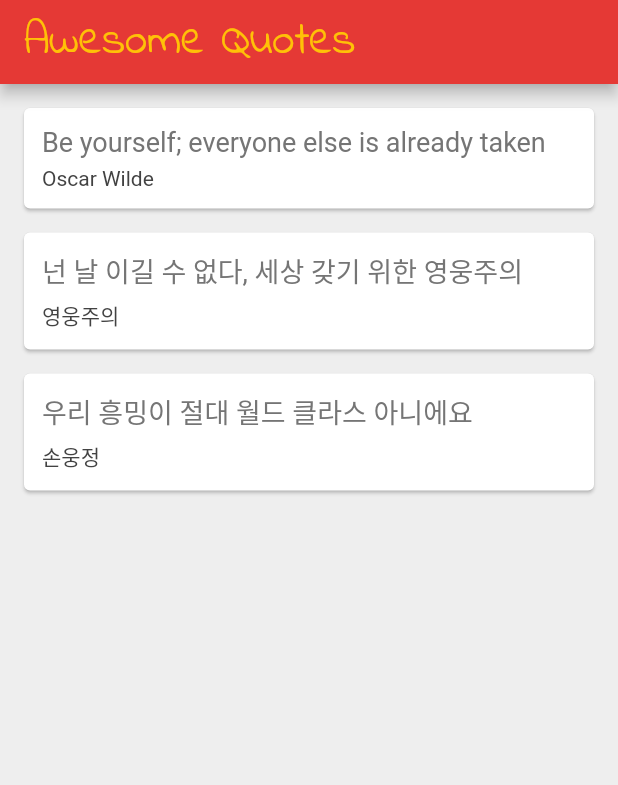
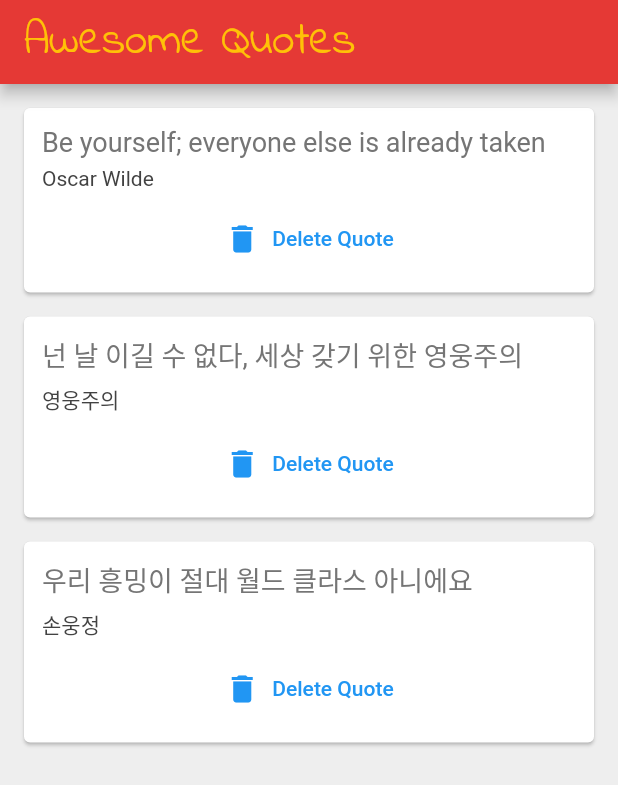
Before and after one commit to AlexandroHenry/Flutter_Basic, a Flutter app: the screen it shows after launch, on a phone screen of 412 x 824 dp. Shown: the top 785 px of the screen. Run offline on Flutter 3.47's test engine with Material 2 defaults, Android fonts, the phone set to English and light mode, and no system bars.

Commit message:
pass function to other widget

```diff
--- a/lib/main.dart
+++ b/lib/main.dart
@@ -49,7 +49,13 @@ class _QuoteListState extends State<QuoteList> {
       body: Column(
         children: quotes
             .map(
-              (quote) => QuoteCard(quote: quote),
+              (quote) => QuoteCard(
+                  quote: quote,
+                  delete: () {
+                    setState(() {
+                      quotes.remove(quote);
+                    });
+                  }),
             )
             .toList(),
       ),
--- a/lib/quote_card.dart
+++ b/lib/quote_card.dart
@@ -2,12 +2,14 @@ import 'package:flutter/material.dart';
 import 'quote.dart';
 
 class QuoteCard extends StatelessWidget {
+  final Quote quote;
+  final void Function()? delete;
+
   const QuoteCard({
     super.key,
     required this.quote,
+    required this.delete,
   });
-
-  final Quote quote;
 
   @override
   Widget build(BuildContext context) {
@@ -32,6 +34,12 @@ class QuoteCard extends StatelessWidget {
                 fontSize: 14.0,
                 color: Colors.grey[800],
               ),
+            ),
+            const SizedBox(height: 8),
+            TextButton.icon(
+              onPressed: delete,
+              label: const Text('Delete Quote'),
+              icon: const Icon(Icons.delete),
             )
           ],
         ),
```
